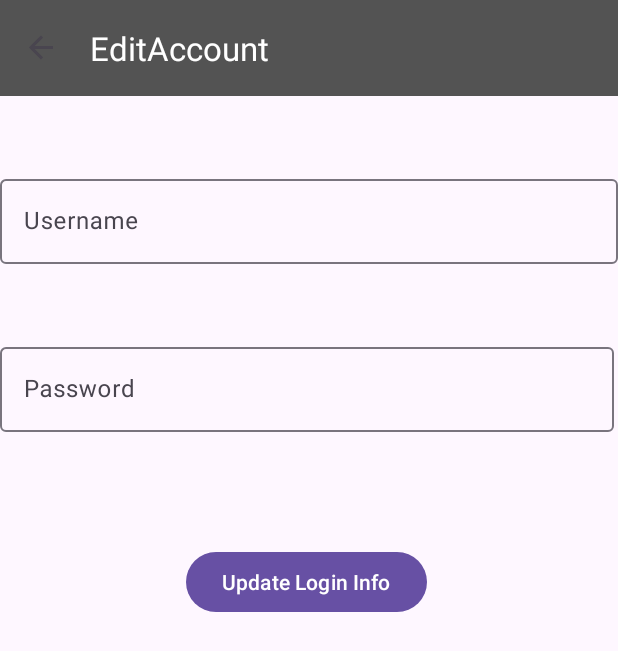
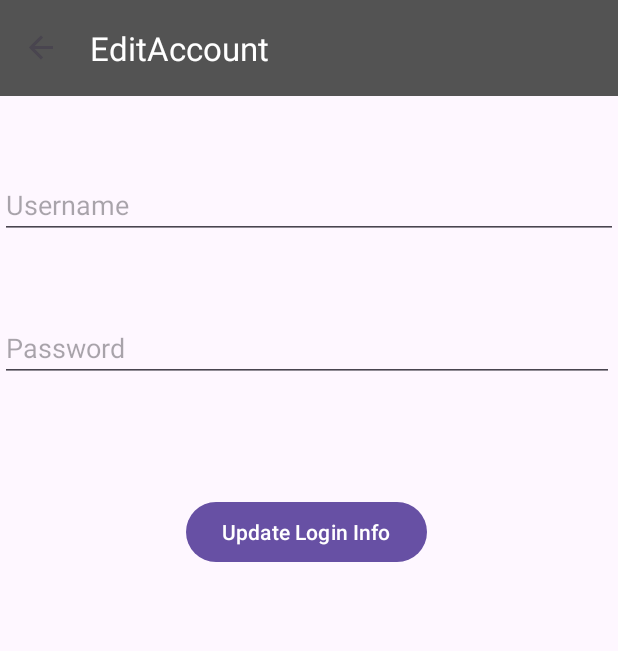
Before and after one commit to lakimapturn/SpotifyWrapped, an Android app: the EditAccount screen opened through its navigation route, on a phone screen of 412 x 824 dp. Shown: the top 651 px of the screen. Run offline under Robolectric (Android 15) with nearby library versions, the phone set to English and light mode, and no system bars; our stand-ins replace Firebase (no records; nobody signed in at launch, a user with empty details on screens opened directly), navigation-ui; libraries missing offline, so code that uses them is left out: com.spotify.sdk; 1 statement that could not run was skipped.

Commit message:
edit account functionality

```diff
--- a/app/src/main/java/com/example/spotifywrapped/EditAccount.java
+++ b/app/src/main/java/com/example/spotifywrapped/EditAccount.java
@@ -8,11 +8,120 @@ import android.view.ViewGroup;
 import androidx.annotation.NonNull;
 import androidx.annotation.Nullable;
 
+import com.example.spotifywrapped.databinding.EditAccountBinding;
+
+import static com.example.spotifywrapped.Helper.Helper.CLIENT_ID;
+import static com.example.spotifywrapped.Helper.Helper.REDIRECT_URI;
+
+import android.app.Activity;
+import android.content.Intent;
+import android.net.Uri;
+import android.os.Bundle;
+import android.text.Editable;
+import android.text.TextUtils;
+import android.text.TextWatcher;
+import android.text.method.PasswordTransformationMethod;
+import android.util.Log;
+import android.view.LayoutInflater;
+import android.view.View;
+import android.view.ViewGroup;
+import android.widget.Button;
+import android.widget.EditText;
+import android.widget.ImageButton;
+import android.widget.Toast;
+
+import androidx.activity.result.ActivityResultLauncher;
+import androidx.activity.result.contract.ActivityResultContracts;
+import androidx.annotation.NonNull;
+import androidx.annotation.Nullable;
+import androidx.core.content.ContextCompat;
+import androidx.fragment.app.Fragment;
+import androidx.fragment.app.FragmentManager;
+import androidx.navigation.NavController;
+import androidx.navigation.NavOptions;
+import androidx.navigation.fragment.NavHostFragment;
+
+import com.example.spotifywrapped.Helper.DownloadCallback;
+import com.example.spotifywrapped.R;
+import com.example.spotifywrapped.Helper.TokenClass;
+import com.google.android.gms.tasks.OnCompleteListener;
+import com.google.android.gms.tasks.Task;
+import com.google.firebase.auth.AuthResult;
+import com.google.firebase.auth.FirebaseAuth;
+import com.google.firebase.auth.FirebaseUser;
+import com.google.firebase.storage.FirebaseStorage;
+import com.google.firebase.storage.StorageReference;
+import com.spotify.sdk.android.auth.AuthorizationClient;
+import com.spotify.sdk.android.auth.AuthorizationRequest;
+import com.spotify.sdk.android.auth.AuthorizationResponse;
+
+import org.json.JSONException;
+import org.json.JSONObject;
+
+import java.io.File;
+import java.io.IOException;
+import java.nio.charset.StandardCharsets;
+import java.nio.file.Files;
+
+import okhttp3.Call;
+
+import com.example.spotifywrapped.databinding.LoginBinding;
+
 public class EditAccount extends Fragment {
-    @Nullable
-    @Override
-    public View onCreateView(@NonNull LayoutInflater inflater, @Nullable ViewGroup container, @Nullable Bundle savedInstanceState) {
-        // Inflate the layout for this fragment
-        return inflater.inflate(R.layout.edit_account, container, false);
+    private EditAccountBinding binding;
+
+    private FirebaseAuth mAuth = FirebaseAuth.getInstance();
+
+    public View onCreateView(LayoutInflater inflater, ViewGroup container, @Nullable Bundle savedInstanceState) {
+        super.onCreate(savedInstanceState);
+        binding = EditAccountBinding.inflate(inflater, container, false);
+        binding.updateAccountBtn.setOnClickListener(v -> updateAccount());
+        return binding.getRoot();
+    }
+
+    private void updateAccount() {
+        String username,pwd;
+        username = String.valueOf(binding.usernameInputLayout.getText());
+        pwd = String.valueOf(binding.pwdInputLayout.getText());
+        if (TextUtils.isEmpty(username) && TextUtils.isEmpty(pwd)) {
+            Toast.makeText(getContext(), "Enter new user/pwd", Toast.LENGTH_SHORT).show();
+            return;
+        }
+        if (!TextUtils.isEmpty(username)) {
+            FirebaseUser currentUser = mAuth.getCurrentUser();
+            if (currentUser != null) {
+                currentUser.verifyBeforeUpdateEmail(username)
+                    .addOnCompleteListener(
+                        (@NonNull Task<Void> task) -> {
+                        if (task.isSuccessful()) {
+                            Toast.makeText(getContext(), "Email updated.",
+                                    Toast.LENGTH_SHORT).show();
+                        } else {
+                            // If sign in fails, display a message to the user.
+                            Toast.makeText(getContext(), "Failed to update.",
+                                    Toast.LENGTH_SHORT).show();
+                        }
+                        }
+                    );
+            }
+            if (TextUtils.isEmpty(pwd)) {
+                NavHostFragment.findNavController(this).navigate(R.id.accountInfo);
+            }
+        } if (!TextUtils.isEmpty(pwd)) {
+            FirebaseUser user = FirebaseAuth.getInstance().getCurrentUser();
+
+            if (user != null) {
+                user.updatePassword(pwd)
+                .addOnCompleteListener(
+                        (@NonNull Task<Void> task) -> {
+                            if (task.isSuccessful()) {
+                                Toast.makeText(getContext(), "Password updated.",
+                                        Toast.LENGTH_SHORT).show();
+                            }
+                        }
+                );
+            }
+            NavHostFragment.findNavController(this).navigate(R.id.accountInfo);
+        }
     }
 }
--- a/app/src/main/res/layout/edit_account.xml
+++ b/app/src/main/res/layout/edit_account.xml
@@ -5,33 +5,25 @@
     android:layout_width="match_parent"
     android:layout_height="match_parent">
 
-    <com.google.android.material.textfield.TextInputLayout
-        android:id="@+id/textInputLayout"
+    <EditText
+        android:id="@+id/usernameInputLayout"
         android:layout_width="match_parent"
         android:layout_height="wrap_content"
         android:layout_marginTop="50dp"
+        android:hint="Username"
         app:layout_constraintStart_toStartOf="parent"
         app:layout_constraintTop_toTopOf="parent">
+    </EditText>
 
-        <com.google.android.material.textfield.TextInputEditText
-            android:layout_width="match_parent"
-            android:layout_height="wrap_content"
-            android:hint="Username" />
-    </com.google.android.material.textfield.TextInputLayout>
-
-    <com.google.android.material.textfield.TextInputLayout
-        android:id="@+id/textInputLayout2"
+    <EditText
+        android:id="@+id/pwdInputLayout"
         android:layout_width="409dp"
         android:layout_height="wrap_content"
         android:layout_marginTop="50dp"
+        android:hint="Password"
         app:layout_constraintStart_toStartOf="parent"
-        app:layout_constraintTop_toBottomOf="@+id/textInputLayout">
-
-        <com.google.android.material.textfield.TextInputEditText
-            android:layout_width="match_parent"
-            android:layout_height="wrap_content"
-            android:hint="Password" />
-    </com.google.android.material.textfield.TextInputLayout>
+        app:layout_constraintTop_toBottomOf="@+id/usernameInputLayout">
+    </EditText>
 
     <Button
         android:id="@+id/updateAccountBtn"
@@ -41,6 +33,6 @@
         android:layout_marginTop="76dp"
         android:text="Update Login Info"
         app:layout_constraintStart_toStartOf="parent"
-        app:layout_constraintTop_toBottomOf="@+id/textInputLayout2" />
+        app:layout_constraintTop_toBottomOf="@+id/pwdInputLayout" />
 
 </androidx.constraintlayout.widget.ConstraintLayout>
```
Also changed, not shown: app/src/main/java/com/example/spotifywrapped/DeleteAccount.java (+14 -8 lines).
